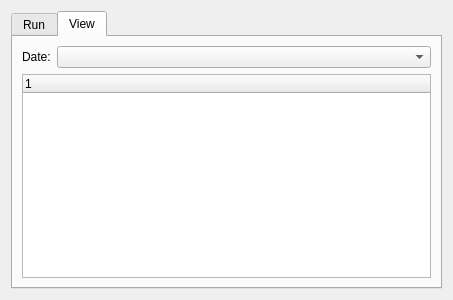
Above: sr_health_check/uis/SrHealthCheck.ui from shadow-robot/sr-visualization before the change. Below: the same form after it.
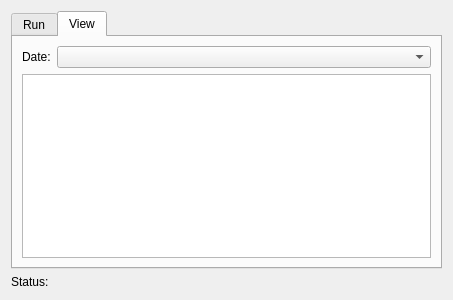
That is the form after the change.

Commit message: Added status bar

```diff
--- a/sr_health_check/uis/SrHealthCheck.ui
+++ b/sr_health_check/uis/SrHealthCheck.ui
@@ -270,6 +270,12 @@
          </item>
          <item>
           <widget class="QTreeWidget" name="treeWidget">
+           <property name="enabled">
+            <bool>true</bool>
+           </property>
+           <attribute name="headerVisible">
+            <bool>false</bool>
+           </attribute>
            <column>
             <property name="text">
              <string notr="true">1</string>
@@ -283,6 +289,13 @@
      </widget>
     </widget>
    </item>
+   <item row="1" column="0">
+    <widget class="QLabel" name="label_status">
+     <property name="text">
+      <string>Status:</string>
+     </property>
+    </widget>
+   </item>
   </layout>
  </widget>
  <resources/>
```
The commit also changes 1 other file.
